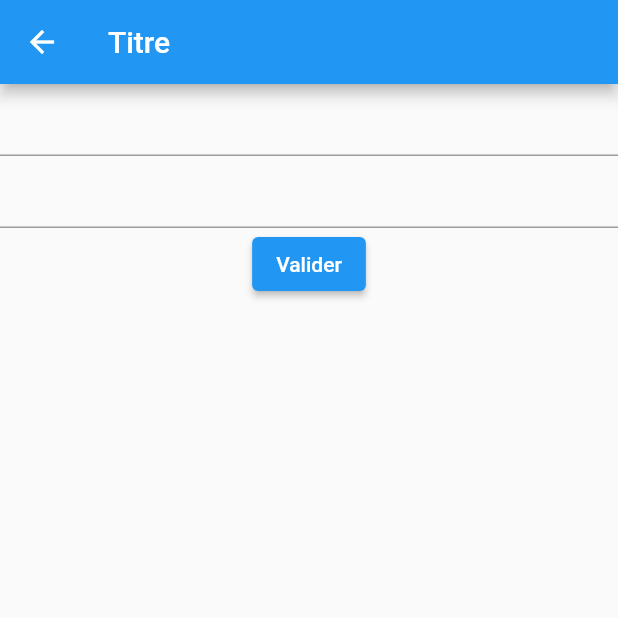
After one commit to skullkid59600/Foodies, a Flutter app: the AuthScreen screen opened directly, after a tap on "Valider", on a phone screen of 412 x 824 dp, the top half of it. The commit adds this screen. Run offline on Flutter 3.47's test engine with Material 2 defaults, Android fonts, the phone set to English and light mode, and no system bars; our stand-ins replace firebase_auth; accounts and stored records are empty; network calls fail.

Commit message:
:sparkles: : début de l'auth (fichiers, dépendances, screen)

```diff
--- a/lib/main.dart
+++ b/lib/main.dart
@@ -1,6 +1,6 @@
 import 'package:flutter/material.dart';
-import 'package:foodies/pages/categories_screen.dart';
-import 'package:foodies/pages/AllRecipesByCategories_screen.dart';
+import 'package:foodies/pages/recipes/categories_screen.dart';
+import 'package:foodies/pages/recipes/AllRecipesByCategories_screen.dart';
 
 void main() {
   runApp(const MyApp());
--- /dev/null
+++ b/lib/pages/auth/auth_screen.dart
@@ -0,0 +1,60 @@
+import 'package:firebase_auth/firebase_auth.dart';
+import 'package:flutter/material.dart';
+import 'package:flutter/widgets.dart';
+
+class AuthScreen extends StatefulWidget {
+  const AuthScreen({Key? key}) : super(key: key);
+
+  @override
+  _AuthScreenState createState() => _AuthScreenState();
+}
+
+class _AuthScreenState extends State<AuthScreen> {
+  GlobalKey<FormState> _key = GlobalKey();
+  TextEditingController _emailController = TextEditingController();
+  TextEditingController _passwordController = TextEditingController();
+
+  @override
+  Widget build(BuildContext context) => Scaffold(
+    appBar: AppBar(
+      title: Text("Titre"),
+    ),
+    body: Form(
+      key: _key,
+      child: Column(
+        children: [
+          TextFormField(
+            controller: _emailController,
+            validator: (value) {
+              if (value != null && value.isEmpty) {
+                return 'ERREUR';
+              }
+              return null;
+            },
+          ),
+          TextFormField(
+            controller: _passwordController,
+          ),
+          ElevatedButton(onPressed: () async {
+            /*FirebaseAuth.instance.createUserWithEmailAndPassword(
+                    email: _emailController.text,
+                    password: _passwordController.text
+                ).then((value) {
+                  setState(() {
+
+                  });
+                });*/
+            var test = await FirebaseAuth.instance.createUserWithEmailAndPassword(
+                email: _emailController.text,
+                password: _passwordController.text
+            );
+            setState(() {
+              print(test.user?.email);
+            });
+
+          }, child: Text('Valider'))
+        ],
+      ),
+    ),
+  );
+}
--- a/lib/pages/categories_screen.dart
+++ b/lib/pages/recipes/categories_screen.dart
@@ -6,7 +6,7 @@ import 'package:flutter/cupertino.dart';
 import 'package:flutter/material.dart';
 import 'package:foodies/data/models/food_categories.dart';
 import 'package:foodies/data/providers/remote/all_categories_response.dart';
-import 'package:foodies/pages/AllRecipesByCategories_screen.dart';
+import 'package:foodies/pages/recipes/AllRecipesByCategories_screen.dart';
 import 'package:http/http.dart' as http;
 
 class ApiFood extends StatefulWidget {
--- a/pubspec.yaml
+++ b/pubspec.yaml
@@ -30,6 +30,8 @@ dependencies:
   flutter:
     sdk: flutter
   http: ^0.13.3
+  firebase_auth: ^3.1.1
+  firebase_core: ^1.6.0
 
 
   # The following adds the Cupertino Icons font to your application.
```
Also changed, not shown: lib/pages/recipes/AllRecipesByCategories_screen.dart (renamed from lib/pages/AllRecipesByCategories_screen.dart).
